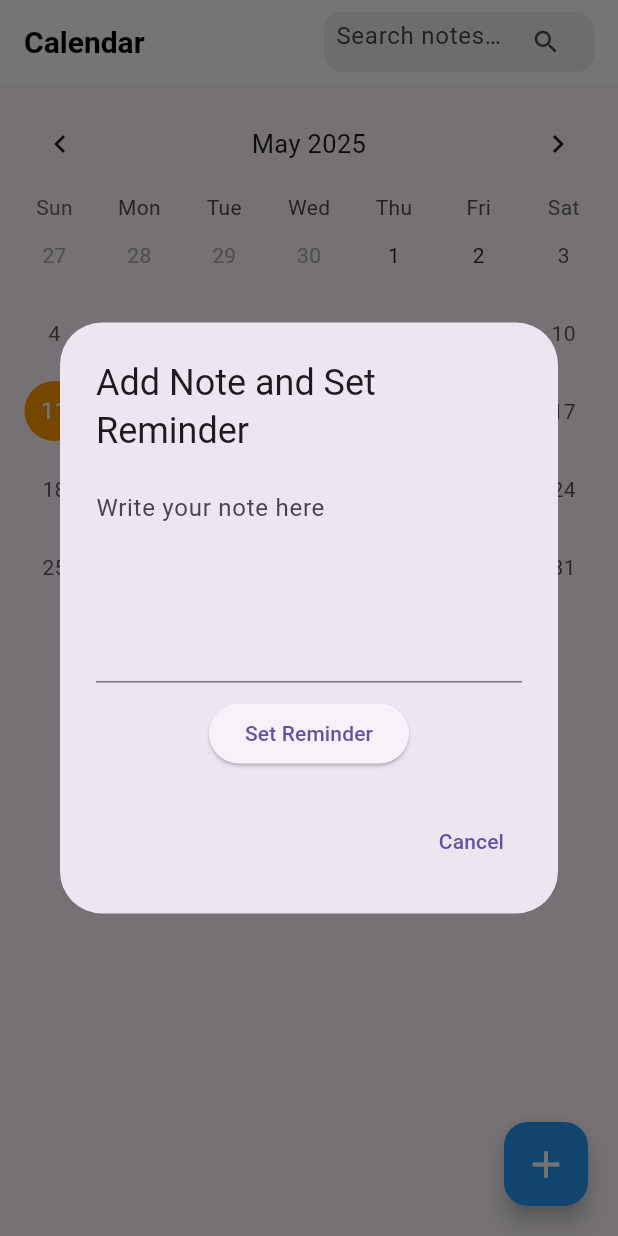
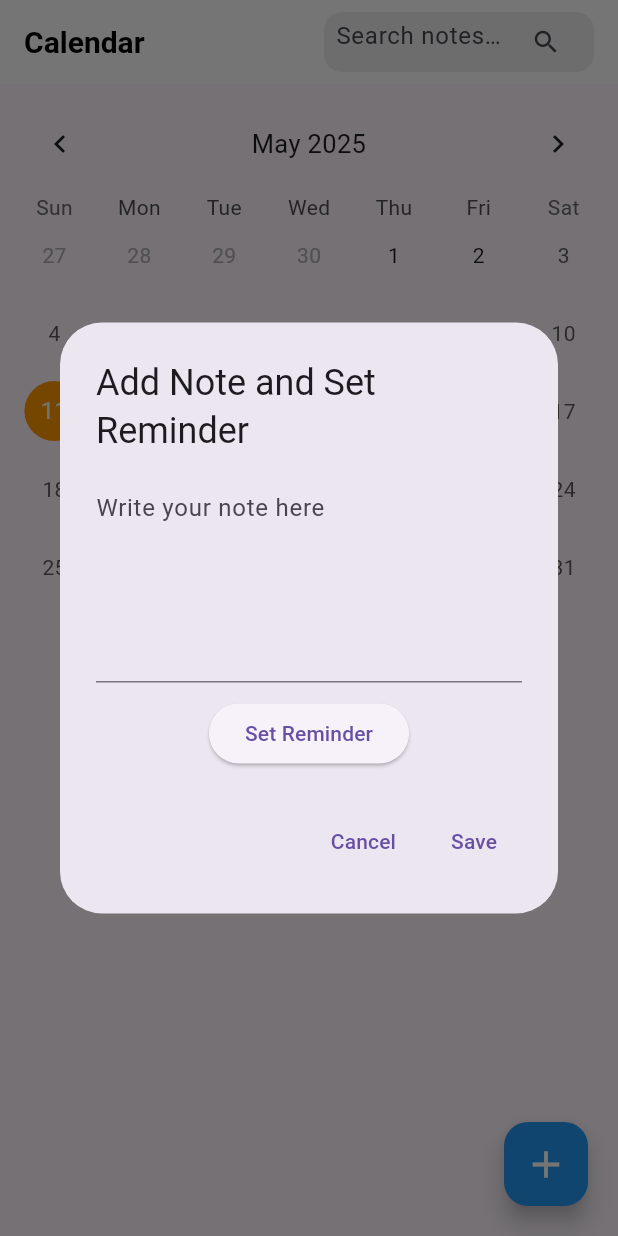
Before and after one commit to DuckyCS8888/caremate, a Flutter app: the CalendarScreen screen opened directly, after a tap on the "add" icon, on a phone screen of 412 x 824 dp. Run offline on Flutter 3.47's test engine with Material 3 defaults, Android fonts, the phone set to English and light mode, and no system bars; drawn by our look-alikes of table_calendar; our stand-ins replace cloud_firestore, firebase_auth, firebase_core, flutter_image_compress, flutter_local_notifications, geolocator and 4 more; missing offline and left inert: firebase_ui_auth; accounts and stored records are empty.

Commit message:
i update the main.dart

```diff
--- a/lib/calendar/CalendarScreenState.dart
+++ b/lib/calendar/CalendarScreenState.dart
@@ -251,8 +251,6 @@ class _CalendarScreenState extends State<CalendarScreen> {
                       _noteController.text,
                       reminderDateTime,
                     );
-
-                    Navigator.pop(context);
                   }
                 },
                 child: Text('Set Reminder'),
@@ -260,7 +258,20 @@ class _CalendarScreenState extends State<CalendarScreen> {
             ],
           ),
           actions: [
-            TextButton(onPressed: () => Navigator.pop(context), child: Text('Cancel')),
+            TextButton(
+              onPressed: () => Navigator.pop(context),
+              child: Text('Cancel'),
+            ),
+            TextButton(
+              onPressed: () {
+                // Save button functionality
+                Navigator.pop(context); // Close the dialog
+                setState(() {
+                  _currentView = 'Month'; // Switch back to the month view
+                });
+              },
+              child: Text('Save'),
+            ),
           ],
         );
       },
```
